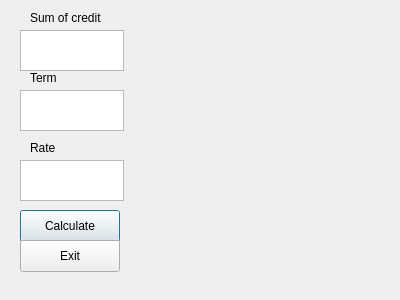
This is src/SmartCalc/credit.ui in 1self-destruction/smartCalc1 as Qt 5 draws it before an edit. The edited form follows.
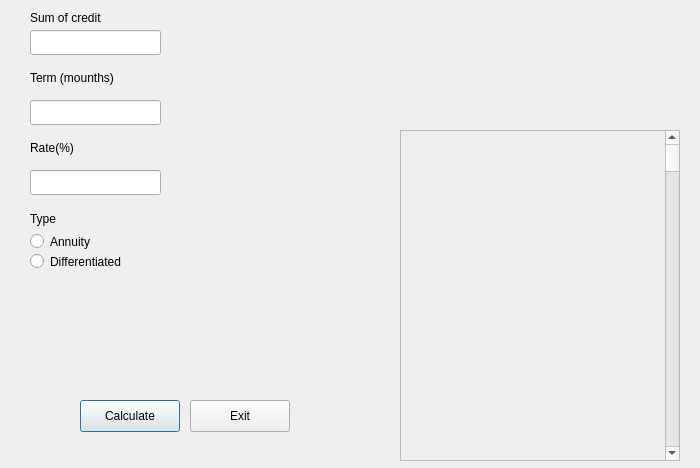
This is the edited form.

Commit message: credit_calc add

```diff
--- a/src/SmartCalc/credit.ui
+++ b/src/SmartCalc/credit.ui
@@ -6,29 +6,19 @@
    <rect>
     <x>0</x>
     <y>0</y>
-    <width>400</width>
-    <height>300</height>
+    <width>700</width>
+    <height>468</height>
    </rect>
   </property>
   <property name="windowTitle">
    <string>Dialog</string>
   </property>
-  <widget class="QTextEdit" name="textEdit_sum_of_credit">
-   <property name="geometry">
-    <rect>
-     <x>20</x>
-     <y>30</y>
-     <width>104</width>
-     <height>41</height>
-    </rect>
-   </property>
-  </widget>
   <widget class="QLabel" name="label">
    <property name="geometry">
     <rect>
      <x>30</x>
      <y>10</y>
-     <width>121</width>
+     <width>101</width>
      <height>16</height>
     </rect>
    </property>
@@ -41,22 +31,12 @@
     <rect>
      <x>30</x>
      <y>70</y>
-     <width>121</width>
+     <width>111</width>
      <height>16</height>
     </rect>
    </property>
    <property name="text">
-    <string>Term</string>
-   </property>
-  </widget>
-  <widget class="QTextEdit" name="textEdit_term">
-   <property name="geometry">
-    <rect>
-     <x>20</x>
-     <y>90</y>
-     <width>104</width>
-     <height>41</height>
-    </rect>
+    <string>Term (mounths)</string>
    </property>
   </widget>
   <widget class="QLabel" name="label_3">
@@ -69,24 +49,14 @@
     </rect>
    </property>
    <property name="text">
-    <string>Rate</string>
-   </property>
-  </widget>
-  <widget class="QTextEdit" name="textEdit_rate">
-   <property name="geometry">
-    <rect>
-     <x>20</x>
-     <y>160</y>
-     <width>104</width>
-     <height>41</height>
-    </rect>
+    <string>Rate(%)</string>
    </property>
   </widget>
   <widget class="QPushButton" name="pushButton_calculate">
    <property name="geometry">
     <rect>
-     <x>20</x>
-     <y>210</y>
+     <x>80</x>
+     <y>400</y>
      <width>100</width>
      <height>32</height>
     </rect>
@@ -98,8 +68,8 @@
   <widget class="QPushButton" name="pushButton_exit">
    <property name="geometry">
     <rect>
-     <x>20</x>
-     <y>240</y>
+     <x>190</x>
+     <y>400</y>
      <width>100</width>
      <height>32</height>
     </rect>
@@ -108,14 +78,291 @@
     <string>Exit</string>
    </property>
   </widget>
-  <widget class="QLabel" name="result">
+  <widget class="QLineEdit" name="lineEdit_1">
    <property name="geometry">
     <rect>
-     <x>170</x>
-     <y>10</y>
-     <width>211</width>
-     <height>261</height>
+     <x>30</x>
+     <y>30</y>
+     <width>131</width>
+     <height>25</height>
     </rect>
+   </property>
+  </widget>
+  <widget class="QLineEdit" name="lineEdit_2">
+   <property name="geometry">
+    <rect>
+     <x>30</x>
+     <y>100</y>
+     <width>131</width>
+     <height>25</height>
+    </rect>
+   </property>
+  </widget>
+  <widget class="QLineEdit" name="lineEdit_3">
+   <property name="geometry">
+    <rect>
+     <x>30</x>
+     <y>170</y>
+     <width>131</width>
+     <height>25</height>
+    </rect>
+   </property>
+  </widget>
+  <widget class="QRadioButton" name="radioButton_annuity">
+   <property name="geometry">
+    <rect>
+     <x>30</x>
+     <y>230</y>
+     <width>81</width>
+     <height>23</height>
+    </rect>
+   </property>
+   <property name="text">
+    <string>Annuity</string>
+   </property>
+  </widget>
+  <widget class="QRadioButton" name="radioButton_2">
+   <property name="geometry">
+    <rect>
+     <x>30</x>
+     <y>250</y>
+     <width>121</width>
+     <height>23</height>
+    </rect>
+   </property>
+   <property name="text">
+    <string>Differentiated</string>
+   </property>
+  </widget>
+  <widget class="QLabel" name="label_4">
+   <property name="geometry">
+    <rect>
+     <x>30</x>
+     <y>210</y>
+     <width>71</width>
+     <height>17</height>
+    </rect>
+   </property>
+   <property name="text">
+    <string>Type</string>
+   </property>
+  </widget>
+  <widget class="QScrollArea" name="scrollArea">
+   <property name="geometry">
+    <rect>
+     <x>400</x>
+     <y>130</y>
+     <width>280</width>
+     <height>331</height>
+    </rect>
+   </property>
+   <property name="styleSheet">
+    <string notr="true"/>
+   </property>
+   <property name="widgetResizable">
+    <bool>true</bool>
+   </property>
+   <widget class="QWidget" name="scrollAreaWidgetContents_3">
+    <property name="geometry">
+     <rect>
+      <x>0</x>
+      <y>0</y>
+      <width>264</width>
+      <height>5018</height>
+     </rect>
+    </property>
+    <property name="styleSheet">
+     <string notr="true"/>
+    </property>
+    <layout class="QVBoxLayout" name="verticalLayout">
+     <item>
+      <widget class="QLabel" name="label_result_4">
+       <property name="minimumSize">
+        <size>
+         <width>0</width>
+         <height>5000</height>
+        </size>
+       </property>
+       <property name="font">
+        <font>
+         <pointsize>13</pointsize>
+         <bold>true</bold>
+        </font>
+       </property>
+       <property name="styleSheet">
+        <string notr="true"/>
+       </property>
+       <property name="text">
+        <string/>
+       </property>
+      </widget>
+     </item>
+    </layout>
+   </widget>
+  </widget>
+  <widget class="QLabel" name="label_result_3">
+   <property name="geometry">
+    <rect>
+     <x>400</x>
+     <y>130</y>
+     <width>280</width>
+     <height>24</height>
+    </rect>
+   </property>
+   <property name="font">
+    <font>
+     <pointsize>13</pointsize>
+     <bold>true</bold>
+    </font>
+   </property>
+   <property name="styleSheet">
+    <string notr="true"/>
+   </property>
+   <property name="text">
+    <string/>
+   </property>
+  </widget>
+  <widget class="QLabel" name="label_monthly_payment">
+   <property name="geometry">
+    <rect>
+     <x>210</x>
+     <y>58</y>
+     <width>180</width>
+     <height>24</height>
+    </rect>
+   </property>
+   <property name="font">
+    <font>
+     <pointsize>13</pointsize>
+     <bold>true</bold>
+    </font>
+   </property>
+   <property name="styleSheet">
+    <string notr="true"/>
+   </property>
+   <property name="text">
+    <string/>
+   </property>
+  </widget>
+  <widget class="QLabel" name="label_result_1">
+   <property name="geometry">
+    <rect>
+     <x>400</x>
+     <y>58</y>
+     <width>280</width>
+     <height>24</height>
+    </rect>
+   </property>
+   <property name="palette">
+    <palette>
+     <active/>
+     <inactive/>
+     <disabled/>
+    </palette>
+   </property>
+   <property name="font">
+    <font>
+     <pointsize>13</pointsize>
+     <bold>true</bold>
+    </font>
+   </property>
+   <property name="styleSheet">
+    <string notr="true"/>
+   </property>
+   <property name="text">
+    <string/>
+   </property>
+  </widget>
+  <widget class="QLabel" name="label_result_2">
+   <property name="geometry">
+    <rect>
+     <x>400</x>
+     <y>94</y>
+     <width>280</width>
+     <height>24</height>
+    </rect>
+   </property>
+   <property name="font">
+    <font>
+     <pointsize>13</pointsize>
+     <bold>true</bold>
+    </font>
+   </property>
+   <property name="styleSheet">
+    <string notr="true"/>
+   </property>
+   <property name="text">
+    <string/>
+   </property>
+  </widget>
+  <widget class="QLabel" name="label_calculation_results">
+   <property name="geometry">
+    <rect>
+     <x>210</x>
+     <y>8</y>
+     <width>471</width>
+     <height>30</height>
+    </rect>
+   </property>
+   <property name="palette">
+    <palette>
+     <active/>
+     <inactive/>
+     <disabled/>
+    </palette>
+   </property>
+   <property name="font">
+    <font>
+     <pointsize>17</pointsize>
+     <bold>true</bold>
+    </font>
+   </property>
+   <property name="styleSheet">
+    <string notr="true"/>
+   </property>
+   <property name="text">
+    <string/>
+   </property>
+  </widget>
+  <widget class="QLabel" name="label_overpayment_loan">
+   <property name="geometry">
+    <rect>
+     <x>210</x>
+     <y>94</y>
+     <width>180</width>
+     <height>24</height>
+    </rect>
+   </property>
+   <property name="font">
+    <font>
+     <pointsize>13</pointsize>
+     <bold>true</bold>
+    </font>
+   </property>
+   <property name="styleSheet">
+    <string notr="true"/>
+   </property>
+   <property name="text">
+    <string/>
+   </property>
+  </widget>
+  <widget class="QLabel" name="label_total_payment">
+   <property name="geometry">
+    <rect>
+     <x>210</x>
+     <y>130</y>
+     <width>180</width>
+     <height>24</height>
+    </rect>
+   </property>
+   <property name="font">
+    <font>
+     <pointsize>13</pointsize>
+     <bold>true</bold>
+    </font>
+   </property>
+   <property name="styleSheet">
+    <string notr="true"/>
    </property>
    <property name="text">
     <string/>
```
The commit also changes 2 other files.
